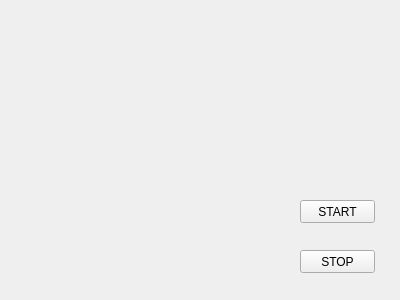
Old version of the form packages/plugin_library/ForceControl/src/emptyWidget.ui in the repository Chunting/UrRobotControllerInTCP.
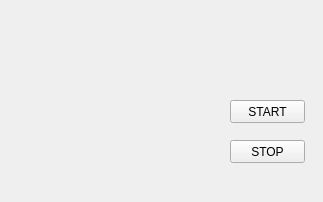
New version of the form. Icons and pictures are not drawn.

The edit to the form file:
```diff
--- a/packages/plugin_library/ForceControl/src/emptyWidget.ui
+++ b/packages/plugin_library/ForceControl/src/emptyWidget.ui
@@ -6,8 +6,8 @@
    <rect>
     <x>0</x>
     <y>0</y>
-    <width>400</width>
-    <height>300</height>
+    <width>323</width>
+    <height>202</height>
    </rect>
   </property>
   <property name="windowTitle">
@@ -16,8 +16,8 @@
   <widget class="QPushButton" name="startButton">
    <property name="geometry">
     <rect>
-     <x>300</x>
-     <y>200</y>
+     <x>230</x>
+     <y>100</y>
      <width>75</width>
      <height>23</height>
     </rect>
@@ -29,8 +29,8 @@
   <widget class="QPushButton" name="stopButton">
    <property name="geometry">
     <rect>
-     <x>300</x>
-     <y>250</y>
+     <x>230</x>
+     <y>140</y>
      <width>75</width>
      <height>23</height>
     </rect>
@@ -44,8 +44,8 @@
     <rect>
      <x>20</x>
      <y>20</y>
-     <width>261</width>
-     <height>241</height>
+     <width>180</width>
+     <height>145</height>
     </rect>
    </property>
    <property name="text">
```
Left out of the diff: 9 changed lines with no effect on the pictures.
